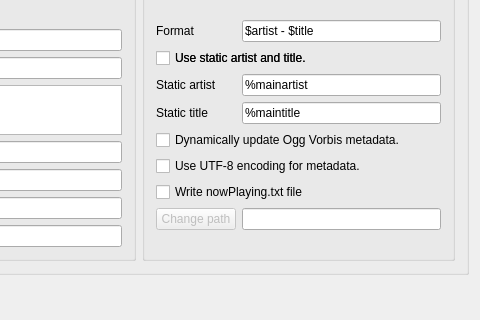
This is src/preferences/dialog/dlgprefbroadcastdlg.ui in aw-was-here/mixxx as Qt 5 draws it before an edit; both pictures show x 251 to 731 and y 720 to 1040 of the 731 by 1040 pixel window. The edited form follows.
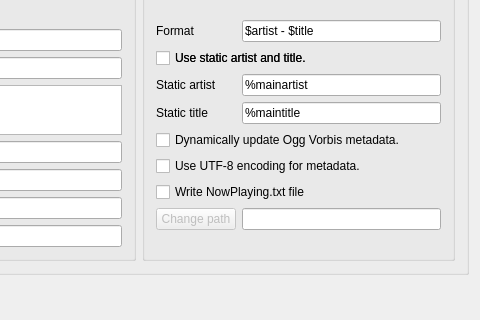
This is the edited form.

Commit message: [WIP] Persistent config now playing file

What changed in the file:
```diff
--- a/src/preferences/dialog/dlgprefbroadcastdlg.ui
+++ b/src/preferences/dialog/dlgprefbroadcastdlg.ui
@@ -370,7 +370,7 @@
            <item row="7" column="0" colspan="2">
             <widget class="QCheckBox" name="enableFileBroadcast">
              <property name="text">
-              <string>Write nowPlaying.txt file</string>
+              <string>Write NowPlaying.txt file</string>
              </property>
             </widget>
            </item>
```
The commit also changes 6 other files.
